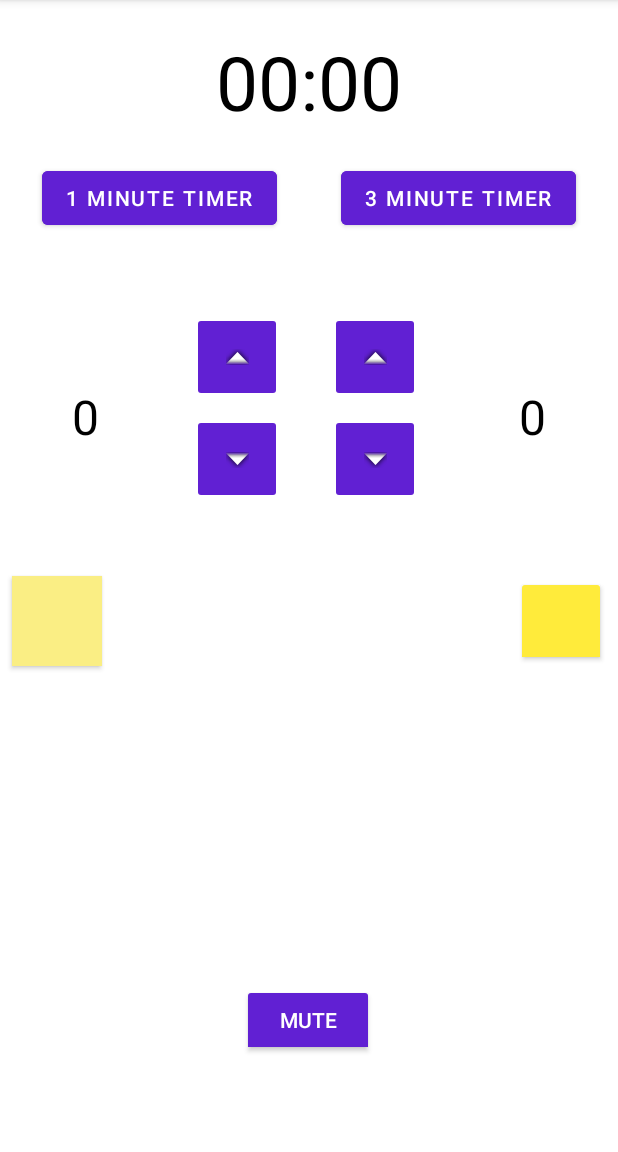
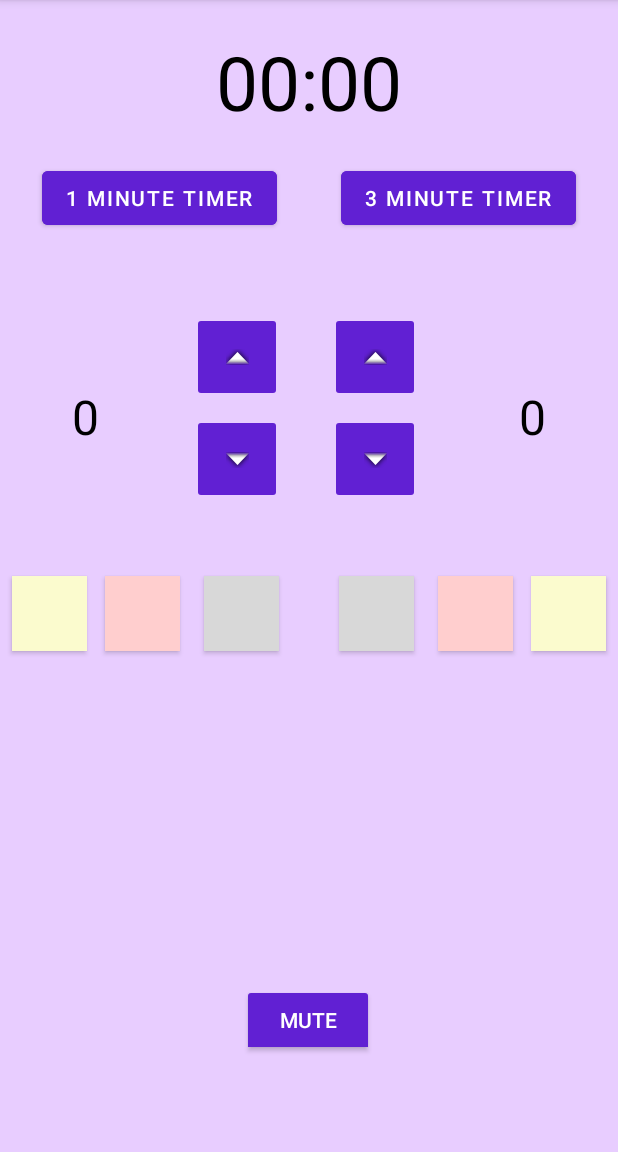
Before and after one commit to konnor-s/FencingScoringDevice, an Android app: the screen it shows after launch (MainActivity), on a phone screen of 412 x 824 dp, the part 84-1236 px from its top. Run offline under Robolectric (Android 15) with nearby library versions, the light colour scheme and no system bars.

Commit message:
Penalty buttons and color changes

```diff
--- a/FencingRemoteController/app/src/main/java/com/example/fencingremotecontroller/MainActivity.java
+++ b/FencingRemoteController/app/src/main/java/com/example/fencingremotecontroller/MainActivity.java
@@ -1,19 +1,14 @@
 package com.example.fencingremotecontroller;
 
 import androidx.appcompat.app.AppCompatActivity;
-
 import android.annotation.SuppressLint;
 import android.graphics.Color;
 import android.os.Bundle;
 import android.os.CountDownTimer;
-import android.view.View;
 import android.widget.Button;
-import android.widget.CompoundButton;
 import android.widget.ImageButton;
 import android.widget.TextView;
 import android.widget.ToggleButton;
-
-import java.util.concurrent.TimeUnit;
 
 public class MainActivity extends AppCompatActivity {
     private TextView score1;
@@ -22,6 +17,11 @@ public class MainActivity extends AppCompatActivity {
     private ToggleButton mute;
     private CountDownTimer countDown;
     private ToggleButton yellow1;
+    private ToggleButton yellow2;
+    private ToggleButton red1;
+    private ToggleButton red2;
+    private ToggleButton black1;
+    private ToggleButton black2;
 
     @Override
     protected void onCreate(Bundle savedInstanceState) {
@@ -29,6 +29,11 @@ public class MainActivity extends AppCompatActivity {
         setContentView(R.layout.activity_main);
 
         yellow1 = findViewById(R.id.yellow1);
+        yellow2 = findViewById(R.id.yellow2);
+        red1 = findViewById(R.id.red1);
+        red2 = findViewById(R.id.red2);
+        black1 = findViewById(R.id.black1);
+        black2 = findViewById(R.id.black2);
         score1 = findViewById(R.id.score1);
         score2 = findViewById(R.id.score2);
         time = findViewById(R.id.time);
@@ -42,12 +47,50 @@ public class MainActivity extends AppCompatActivity {
 
         yellow1.setOnCheckedChangeListener((a,b) -> {
             if (yellow1.isChecked()) {
-                score1.setText("checked");
-                yellow1.setBackgroundColor(Color.parseColor("#FAEE84"));
+                yellow1.setBackgroundColor(Color.parseColor("#FFFF00"));
             }
             else {
-                score1.setText("unchecked");
-                yellow1.setBackgroundColor(Color.parseColor("#FFFFE5"));
+                yellow1.setBackgroundColor(Color.parseColor("#FBFBCE"));
+            }
+        });
+        yellow2.setOnCheckedChangeListener((a,b) -> {
+            if (yellow2.isChecked()) {
+                yellow2.setBackgroundColor(Color.parseColor("#FFFF00"));
+            }
+            else {
+                yellow2.setBackgroundColor(Color.parseColor("#FBFBCE"));
+            }
+        });
+        red1.setOnCheckedChangeListener((a,b) -> {
+            if (red1.isChecked()) {
+                red1.setBackgroundColor(Color.parseColor("#FF0000"));
+            }
+            else {
+                red1.setBackgroundColor(Color.parseColor("#FFCECE"));
+            }
+        });
+        red2.setOnCheckedChangeListener((a,b) -> {
+            if (red2.isChecked()) {
+                red2.setBackgroundColor(Color.parseColor("#FF0000"));
+            }
+            else {
+                red2.setBackgroundColor(Color.parseColor("#FFCECE"));
+            }
+        });
+        black1.setOnCheckedChangeListener((a,b) -> {
+            if (black1.isChecked()) {
+                black1.setBackgroundColor(Color.parseColor("#000000"));
+            }
+            else {
+                black1.setBackgroundColor(Color.parseColor("#D8D8D8"));
+            }
+        });
+        black2.setOnCheckedChangeListener((a,b) -> {
+            if (black2.isChecked()) {
+                black2.setBackgroundColor(Color.parseColor("#000000"));
+            }
+            else {
+                black2.setBackgroundColor(Color.parseColor("#D8D8D8"));
             }
         });
         increment1.setOnClickListener(view -> {
--- a/FencingRemoteController/app/src/main/res/layout/activity_main.xml
+++ b/FencingRemoteController/app/src/main/res/layout/activity_main.xml
@@ -4,16 +4,64 @@
     xmlns:tools="http://schemas.android.com/tools"
     android:layout_width="match_parent"
     android:layout_height="match_parent"
-    android:background="#FFFFFF"
+    android:background="#E8CDFF"
     tools:context=".MainActivity">
 
     <ToggleButton
+        android:id="@+id/black2"
+        android:layout_width="50dp"
+        android:layout_height="50dp"
+        android:layout_marginTop="48dp"
+        android:layout_marginEnd="16dp"
+        android:background="#D8D8D8"
+        android:textOff="@string/penalty"
+        android:textOn="@string/penalty"
+        app:layout_constraintEnd_toStartOf="@+id/red2"
+        app:layout_constraintTop_toBottomOf="@+id/decrement1" />
+
+    <ToggleButton
+        android:id="@+id/black1"
+        android:layout_width="50dp"
+        android:layout_height="50dp"
+        android:layout_marginStart="16dp"
+        android:layout_marginTop="48dp"
+        android:background="#D8D8D8"
+        android:textOff="@string/penalty"
+        android:textOn="@string/penalty"
+        app:layout_constraintStart_toEndOf="@+id/red1"
+        app:layout_constraintTop_toBottomOf="@+id/decrement1" />
+
+    <ToggleButton
+        android:id="@+id/red2"
+        android:layout_width="50dp"
+        android:layout_height="50dp"
+        android:layout_marginTop="48dp"
+        android:layout_marginEnd="12dp"
+        android:background="#FFCECE"
+        android:textOff="@string/penalty"
+        android:textOn="@string/penalty"
+        app:layout_constraintEnd_toStartOf="@+id/yellow2"
+        app:layout_constraintTop_toBottomOf="@+id/decrement1" />
+
+    <ToggleButton
+        android:id="@+id/red1"
+        android:layout_width="50dp"
+        android:layout_height="50dp"
+        android:layout_marginStart="12dp"
+        android:layout_marginTop="48dp"
+        android:background="#FFCECE"
+        android:textOff="@string/penalty"
+        android:textOn="@string/penalty"
+        app:layout_constraintStart_toEndOf="@+id/yellow1"
+        app:layout_constraintTop_toBottomOf="@+id/decrement1" />
+
+    <ToggleButton
         android:id="@+id/yellow2"
-        android:layout_width="60dp"
-        android:layout_height="60dp"
+        android:layout_width="50dp"
+        android:layout_height="50dp"
         android:layout_marginTop="48dp"
         android:layout_marginEnd="8dp"
-        android:backgroundTint="#FFEB3B"
+        android:background="#FBFBCE"
         android:textOff="@string/penalty"
         android:textOn="@string/penalty"
         app:layout_constraintEnd_toEndOf="parent"
@@ -119,11 +167,11 @@
 
     <ToggleButton
         android:id="@+id/yellow1"
-        android:layout_width="60dp"
-        android:layout_height="60dp"
+        android:layout_width="50dp"
+        android:layout_height="50dp"
         android:layout_marginStart="8dp"
         android:layout_marginTop="48dp"
-        android:background="#FAEE84"
+        android:background="#FBFBCE"
         android:textOff="@string/penalty"
         android:textOn="@string/penalty"
         app:layout_constraintStart_toStartOf="parent"
```
